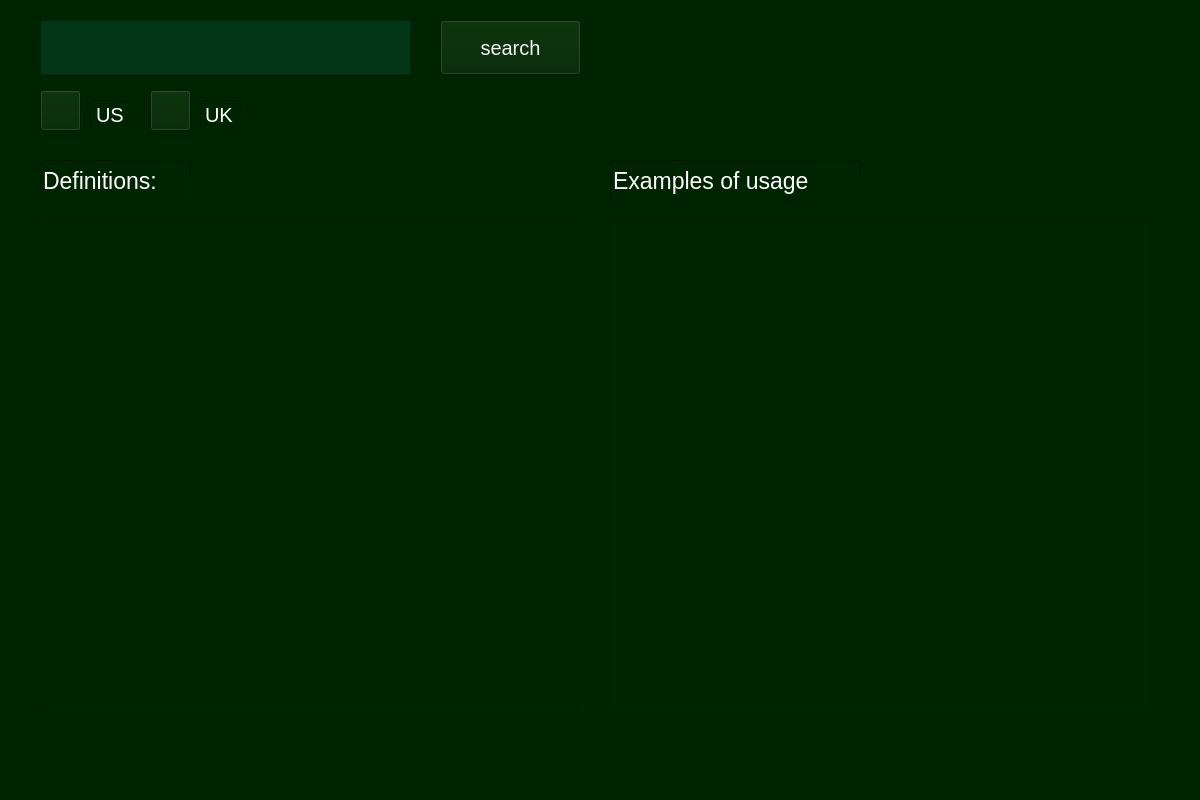
Qt form WindowsGraphics/SearchWindow.ui (Skripkon/App-for-learning-English-LANGOD) before a commit.
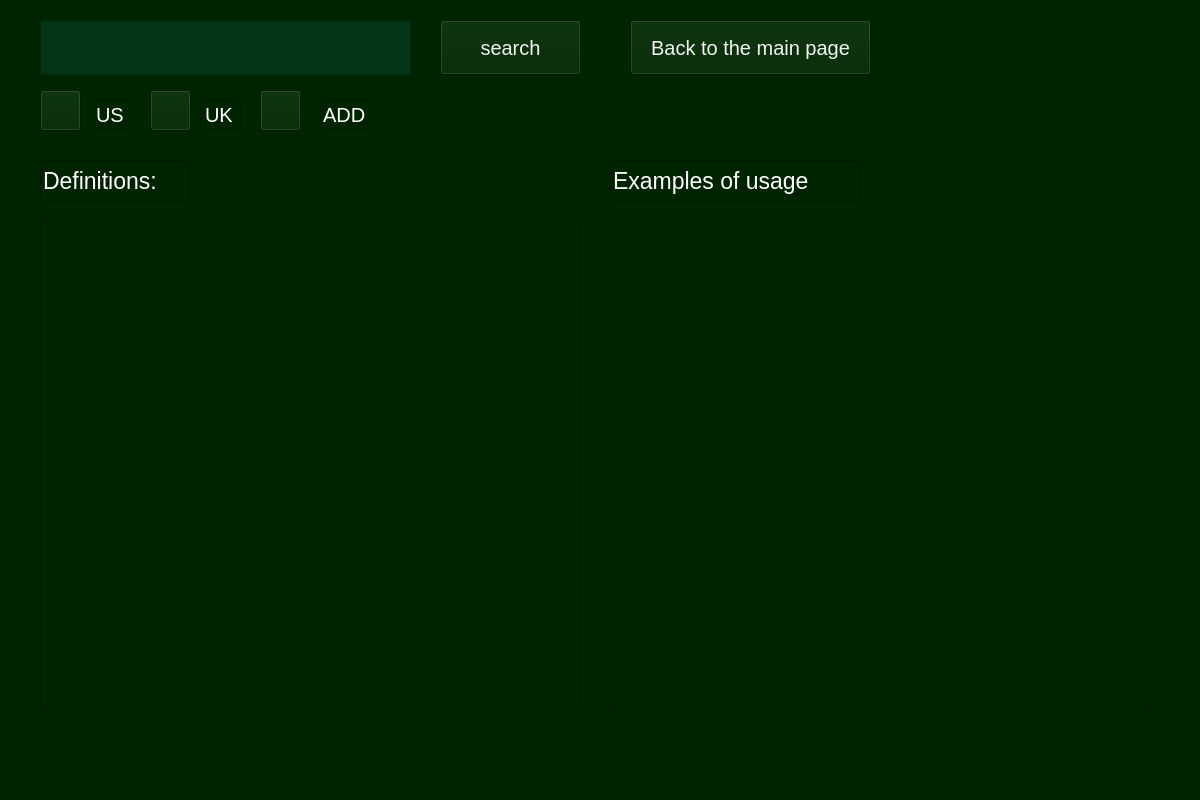
The same form after that commit. Icons and pictures are not drawn.

Commit message: add back button

What changed in the file:
```diff
--- a/WindowsGraphics/SearchWindow.ui
+++ b/WindowsGraphics/SearchWindow.ui
@@ -240,6 +240,55 @@
      <set>Qt::AlignLeading|Qt::AlignLeft|Qt::AlignVCenter</set>
     </property>
    </widget>
+   <widget class="QPushButton" name="Back_button">
+    <property name="geometry">
+     <rect>
+      <x>630</x>
+      <y>20</y>
+      <width>241</width>
+      <height>55</height>
+     </rect>
+    </property>
+    <property name="styleSheet">
+     <string notr="true">color:rgb(255, 0, 255);
+font-size:15pt; 
+color:rgb(243, 243, 243);
+</string>
+    </property>
+    <property name="text">
+     <string>Back to the main page</string>
+    </property>
+   </widget>
+   <widget class="QPushButton" name="add_word_button">
+    <property name="geometry">
+     <rect>
+      <x>260</x>
+      <y>90</y>
+      <width>41</width>
+      <height>41</height>
+     </rect>
+    </property>
+    <property name="text">
+     <string/>
+    </property>
+   </widget>
+   <widget class="QLineEdit" name="add_line">
+    <property name="geometry">
+     <rect>
+      <x>320</x>
+      <y>100</y>
+      <width>51</width>
+      <height>29</height>
+     </rect>
+    </property>
+    <property name="styleSheet">
+     <string notr="true">color: rgb(255, 255, 255);
+font: 15pt;</string>
+    </property>
+    <property name="text">
+     <string>ADD</string>
+    </property>
+   </widget>
   </widget>
   <widget class="QMenuBar" name="menubar">
    <property name="geometry">
```
Left out of the diff: 2 changed lines with no effect on the pictures. The commit also changes 3 other files.
